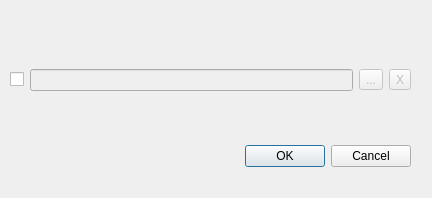
Above: dialogsqlfilter.ui from arcirk/LogEvent before the change. Below: the same form after it.
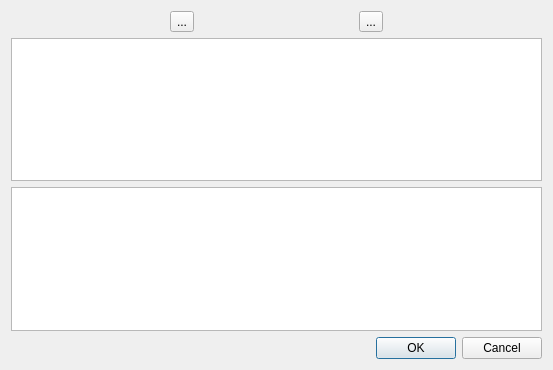
That is the form after the change. Icons and pictures are not drawn.

Diff of the .ui file:
```diff
--- a/dialogsqlfilter.ui
+++ b/dialogsqlfilter.ui
@@ -6,22 +6,19 @@
    <rect>
     <x>0</x>
     <y>0</y>
-    <width>432</width>
-    <height>198</height>
+    <width>553</width>
+    <height>370</height>
    </rect>
   </property>
   <property name="windowTitle">
    <string>Настройка фильтра</string>
   </property>
+  <layout class="QGridLayout" name="gridLayout">
+   <item row="1" column="0">
+    <widget class="QTableWidget" name="tableWidget"/>
+   </item>
+   <item row="3" column="0">
   <widget class="QDialogButtonBox" name="buttonBox">
-   <property name="geometry">
-    <rect>
-     <x>25</x>
-     <y>140</y>
-     <width>386</width>
-     <height>32</height>
-    </rect>
-   </property>
    <property name="orientation">
     <enum>Qt::Horizontal</enum>
    </property>
@@ -29,54 +26,41 @@
     <set>QDialogButtonBox::Cancel|QDialogButtonBox::Ok</set>
    </property>
   </widget>
-  <widget class="QWidget" name="gridLayoutWidget">
-   <property name="geometry">
-    <rect>
-     <x>10</x>
-     <y>55</y>
-     <width>401</width>
-     <height>51</height>
-    </rect>
-   </property>
-   <layout class="QGridLayout" name="gridLayout">
-    <item row="0" column="2">
-     <widget class="QToolButton" name="btnSelApp">
-      <property name="enabled">
-       <bool>false</bool>
-      </property>
-      <property name="text">
-       <string>...</string>
-      </property>
-     </widget>
-    </item>
-    <item row="0" column="1">
-     <widget class="QLineEdit" name="lineSelApp">
-      <property name="enabled">
-       <bool>false</bool>
-      </property>
-     </widget>
     </item>
     <item row="0" column="0">
-     <widget class="QCheckBox" name="chSelApp">
+    <layout class="QHBoxLayout" name="toolBarFilter">
+     <item>
+      <widget class="QToolButton" name="btnFilterItemDelete">
       <property name="text">
-       <string/>
-      </property>
-     </widget>
-    </item>
-    <item row="0" column="3">
-     <widget class="QToolButton" name="btnSelAppClear">
-      <property name="enabled">
-       <bool>false</bool>
-      </property>
+        <string>...</string>
+       </property>
+       <property name="icon">
+        <iconset resource="resurce.qrc">
+         <normaloff>:/img/itemAdd</normaloff>:/img/itemAdd</iconset>
+       </property>
+      </widget>
+     </item>
+     <item>
+      <widget class="QToolButton" name="btnFilterItemAdd">
       <property name="text">
-       <string>X</string>
-      </property>
+        <string>...</string>
+       </property>
+       <property name="icon">
+        <iconset resource="resurce.qrc">
+         <normaloff>:/img/itemDelete.png</normaloff>:/img/itemDelete.png</iconset>
+       </property>
      </widget>
     </item>
    </layout>
-  </widget>
- </widget>
- <resources/>
+   </item>
+   <item row="2" column="0">
+    <widget class="QTableView" name="tableView"/>
+   </item>
+  </layout>
+ </widget>
+ <resources>
+  <include location="resurce.qrc"/>
+ </resources>
  <connections>
   <connection>
    <sender>buttonBox</sender>
```
Left out of the diff: 2 changed lines with no effect on the pictures. Lines whose indentation alone changed are shown as unchanged.
